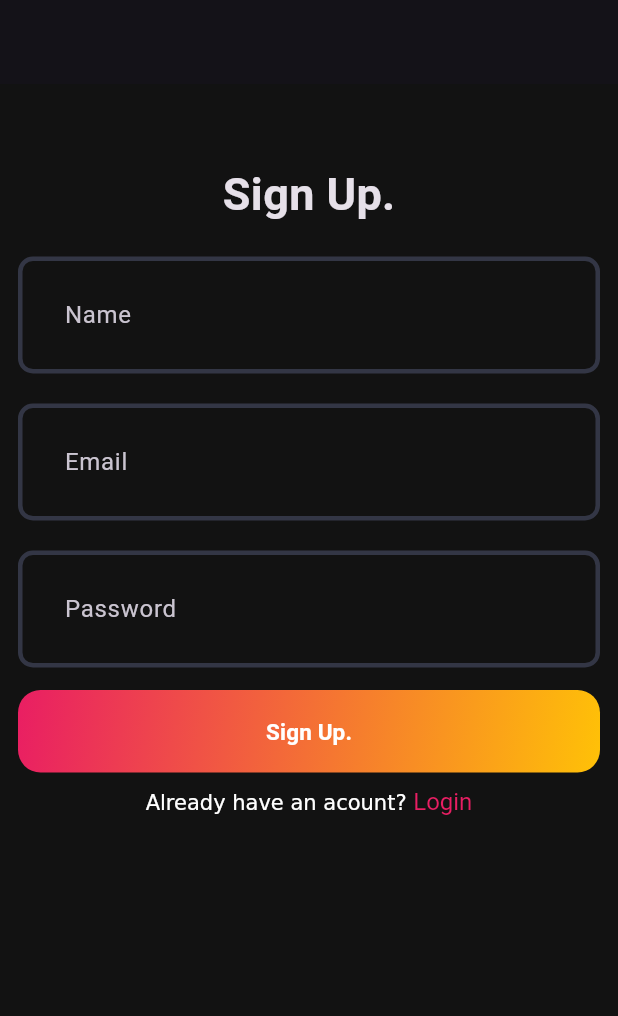
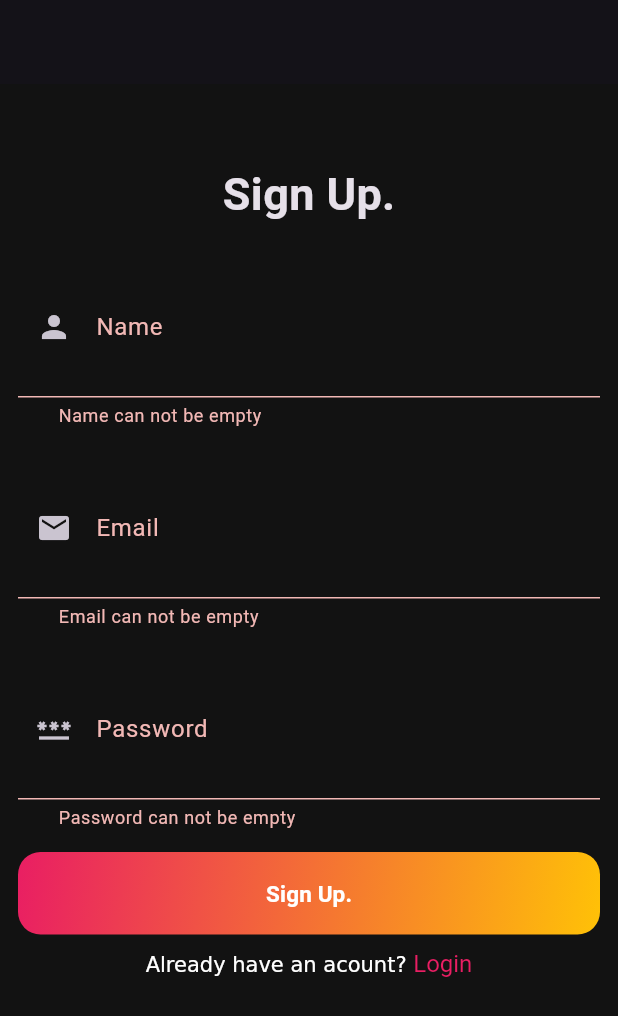
Before and after one commit to Ayikoandrew/chatgpt_clone, a Flutter app: the screen it shows after launch, after a tap on "Sign Up.", on a phone screen of 412 x 824 dp. Shown: the top 1016 px of the screen. Run offline on Flutter 3.47's test engine with Material 3 defaults, Android fonts, the phone set to English and light mode, and no system bars; our stand-ins replace fpdart.

Commit message:
feat: implement authentication functionality with signup and login methods

```diff
--- a/analysis_options.yaml
+++ b/analysis_options.yaml
@@ -8,6 +8,10 @@
 # The following line activates a set of recommended lints for Flutter apps,
 # packages, and plugins designed to encourage good coding practices.
 include: package:flutter_lints/flutter.yaml
+
+analyzer:
+  plugins:
+    - custom_lint
 
 linter:
   # The lint rules applied to this project can be customized in the
--- /dev/null
+++ b/lib/core/constants/app_constants.dart
@@ -0,0 +1,3 @@
+class AppConstants {
+  static final url = 'http://127.0.0.1:8000/auth';
+}
--- /dev/null
+++ b/lib/core/failure/app_failure.dart
@@ -0,0 +1,10 @@
+class AppFailure {
+  final String message;
+
+  const AppFailure(this.message);
+
+  @override
+  String toString() {
+    return 'AppFailure($message)';
+  }
+}
--- /dev/null
+++ b/lib/feature/auth/model/user_model.dart
@@ -0,0 +1,59 @@
+// ignore_for_file: public_member_api_docs, sort_constructors_first
+import 'dart:convert';
+
+class UserModel {
+  final String id;
+  final String name;
+  final String email;
+  UserModel({
+    required this.id,
+    required this.name,
+    required this.email,
+  });
+
+  UserModel copyWith({
+    String? id,
+    String? name,
+    String? email,
+  }) {
+    return UserModel(
+      id: id ?? this.id,
+      name: name ?? this.name,
+      email: email ?? this.email,
+    );
+  }
+
+  Map<String, dynamic> toMap() {
+    return <String, dynamic>{
+      'id': id,
+      'name': name,
+      'email': email,
+    };
+  }
+
+  factory UserModel.fromMap(Map<String, dynamic> map) {
+    return UserModel(
+      id: map['id'] ?? '',
+      name: map['name'] ?? '',
+      email: map['email'] ?? '',
+    );
+  }
+
+  String toJson() => json.encode(toMap());
+
+  factory UserModel.fromJson(String source) =>
+      UserModel.fromMap(json.decode(source) as Map<String, dynamic>);
+
+  @override
+  String toString() => 'UserModel(id: $id, name: $name, email: $email)';
+
+  @override
+  bool operator ==(covariant UserModel other) {
+    if (identical(this, other)) return true;
+
+    return other.id == id && other.name == name && other.email == email;
+  }
+
+  @override
+  int get hashCode => id.hashCode ^ name.hashCode ^ email.hashCode;
+}
--- /dev/null
+++ b/lib/feature/auth/repositories/auth_remote_repository.dart
@@ -0,0 +1,69 @@
+import 'dart:convert';
+
+import 'package:chatgpt_clone/core/constants/app_constants.dart';
+import 'package:chatgpt_clone/core/failure/app_failure.dart';
+import 'package:chatgpt_clone/feature/auth/model/user_model.dart';
+import 'package:fpdart/fpdart.dart';
+import 'package:http/http.dart' as http;
+
+class AuthRemoteRepository {
+  Future<Either<AppFailure, UserModel>> signUp({
+    required String name,
+    required String email,
+    required String password,
+  }) async {
+    try {
+      final response = await http.post(
+        Uri.parse('${AppConstants.url}/signup'),
+        headers: {
+          'Content-Type': 'application/json',
+        },
+        body: jsonEncode(
+          {
+            "name": name,
+            "email": email,
+            "password": password,
+          },
+        ),
+      );
+
+      final res = jsonDecode(response.body) as Map<String, dynamic>;
+
+      if (response.statusCode != 200) {
+        return Left(AppFailure(response.body));
+      }
+      return Right(UserModel.fromMap(res));
+    } catch (e) {
+      return Left(AppFailure(e.toString()));
+    }
+  }
+
+  Future<Either<AppFailure, UserModel>> login({
+    required String email,
+    required String password,
+  }) async {
+    try {
+      final response = await http.post(
+        Uri.parse('${AppConstants.url}/login'),
+        headers: {
+          'Content-Type': 'application/json',
+        },
+        body: jsonEncode(
+          {
+            'email': email,
+            'password': password,
+          },
+        ),
+      );
+
+      final res = jsonDecode(response.body) as Map<String, dynamic>;
+
+      if (response.statusCode != 202) {
+        return Left(AppFailure(response.body));
+      }
+      return Right(UserModel.fromMap(res));
+    } catch (e) {
+      return Left(AppFailure(e.toString()));
+    }
+  }
+}
--- a/lib/feature/auth/view/pages/login_page.dart
+++ b/lib/feature/auth/view/pages/login_page.dart
@@ -1,8 +1,10 @@
 import 'package:chatgpt_clone/core/theme/app_pallete.dart';
+import 'package:chatgpt_clone/feature/auth/repositories/auth_remote_repository.dart';
 import 'package:chatgpt_clone/feature/auth/view/pages/signup_page.dart';
 import 'package:chatgpt_clone/feature/auth/view/widgets/auth_button.dart';
 import 'package:chatgpt_clone/feature/auth/view/widgets/custom_page.dart';
 import 'package:flutter/material.dart';
+import 'package:fpdart/fpdart.dart';
 
 class LoginPage extends StatefulWidget {
   static route() {
@@ -48,14 +50,36 @@ class _LoginPageState extends State<LoginPage> {
                   ),
                 ),
                 const SizedBox(height: 20),
-                CustomPage(controller: emailController, hintText: 'Email'),
+                CustomPage(
+                  controller: emailController,
+                  labelText: 'Email',
+                  icon: Icon(Icons.email),
+                ),
                 const SizedBox(height: 20),
                 CustomPage(
-                    controller: passwordController,
-                    hintText: 'Password',
-                    obscureText: true),
+                  controller: passwordController,
+                  obscureText: true,
+                  labelText: 'Password',
+                  icon: Icon(Icons.password),
+                ),
                 const SizedBox(height: 20),
-                AuthButton(onTap: () {}, data: 'Login'),
+                AuthButton(
+                    onTap: () async {
+                      if (formKey.currentState!.validate()) {
+                        final res = await AuthRemoteRepository().login(
+                          email: emailController.text,
+                          password: passwordController.text,
+                        );
+
+                        final val = switch (res) {
+                          Left(value: final l) => l,
+                          Right(value: final r) => r
+                        };
+
+                        print(val);
+                      }
+                    },
+                    data: 'Login'),
                 const SizedBox(height: 10),
                 GestureDetector(
                   onTap: () {
--- a/lib/feature/auth/view/pages/signup_page.dart
+++ b/lib/feature/auth/view/pages/signup_page.dart
@@ -1,8 +1,10 @@
 import 'package:chatgpt_clone/core/theme/app_pallete.dart';
+import 'package:chatgpt_clone/feature/auth/repositories/auth_remote_repository.dart';
 import 'package:chatgpt_clone/feature/auth/view/pages/login_page.dart';
 import 'package:chatgpt_clone/feature/auth/view/widgets/auth_button.dart';
 import 'package:chatgpt_clone/feature/auth/view/widgets/custom_page.dart';
 import 'package:flutter/material.dart';
+import 'package:fpdart/fpdart.dart';
 
 class SignupPage extends StatefulWidget {
   static route() {
@@ -35,12 +37,20 @@ class _SignupPageState extends State<SignupPage> {
   Widget build(BuildContext context) {
     return Scaffold(
       appBar: AppBar(),
-      body: Padding(
+      body: PopScope(
+        onPopInvokedWithResult: (didPop, result) async {
+          if (didPop) {
+            await Future.delayed(Duration.zero);
+          }
+          print(result);
+        },
+        child: Padding(
           padding: const EdgeInsets.all(12.0),
           child: SingleChildScrollView(
             child: Form(
               key: formKey,
               child: Column(
+                mainAxisSize: MainAxisSize.min,
                 children: [
                   const SizedBox(height: 40),
                   Text(
@@ -51,16 +61,43 @@ class _SignupPageState extends State<SignupPage> {
                     ),
                   ),
                   const SizedBox(height: 20),
-                CustomPage(controller: nameController, hintText: 'Name'),
+                  CustomPage(
+                    controller: nameController,
+                    labelText: 'Name',
+                    icon: Icon(Icons.person),
+                  ),
                   const SizedBox(height: 20),
-                CustomPage(controller: emailController, hintText: 'Email'),
+                  CustomPage(
+                    controller: emailController,
+                    labelText: 'Email',
+                    icon: Icon(Icons.email),
+                  ),
                   const SizedBox(height: 20),
                   CustomPage(
                     controller: passwordController,
-                    hintText: 'Password',
-                    obscureText: true),
+                    obscureText: true,
+                    labelText: 'Password',
+                    icon: Icon(Icons.password),
+                  ),
                   const SizedBox(height: 15),
-                AuthButton(onTap: () {}, data: 'Sign Up.'),
+                  AuthButton(
+                      onTap: () async {
+                        if (formKey.currentState!.validate()) {
+                          final result = await AuthRemoteRepository().signUp(
+                            name: nameController.text,
+                            email: emailController.text,
+                            password: passwordController.text,
+                          );
+
+                          final val = switch (result) {
+                            Left(value: final l) => l,
+                            Right(value: final r) => r
+                          };
+
+                          print(val);
+                        }
+                      },
+                      data: 'Sign Up.'),
                   const SizedBox(height: 10),
                   GestureDetector(
                     onTap: () {
@@ -99,6 +136,7 @@ class _SignupPageState extends State<SignupPage> {
             ),
           ),
         ),
+      ),
     );
   }
 }
--- a/lib/feature/auth/view/widgets/custom_page.dart
+++ b/lib/feature/auth/view/widgets/custom_page.dart
@@ -2,13 +2,16 @@ import 'package:flutter/material.dart';
 
 class CustomPage extends StatelessWidget {
   final TextEditingController? controller;
-  final String? hintText;
+
   final bool obscureText;
+  final String? labelText;
+  final Widget icon;
   const CustomPage({
     super.key,
     required this.controller,
-    required this.hintText,
     this.obscureText = false,
+    required this.labelText,
+    required this.icon,
   });
 
   @override
@@ -17,11 +20,12 @@ class CustomPage extends StatelessWidget {
       obscureText: obscureText,
       controller: controller,
       decoration: InputDecoration(
-        hintText: hintText,
+        labelText: labelText,
+        prefixIcon: icon,
       ),
       validator: (value) {
         if (value!.trim().isEmpty) {
-          return '$hintText can not be empty';
+          return '$labelText can not be empty';
         }
         return null;
       },
```
Also changed, not shown: pubspec.yaml (+9 -0 lines), pubspec.lock, 1 other file. Lines whose indentation alone changed are shown as unchanged.
